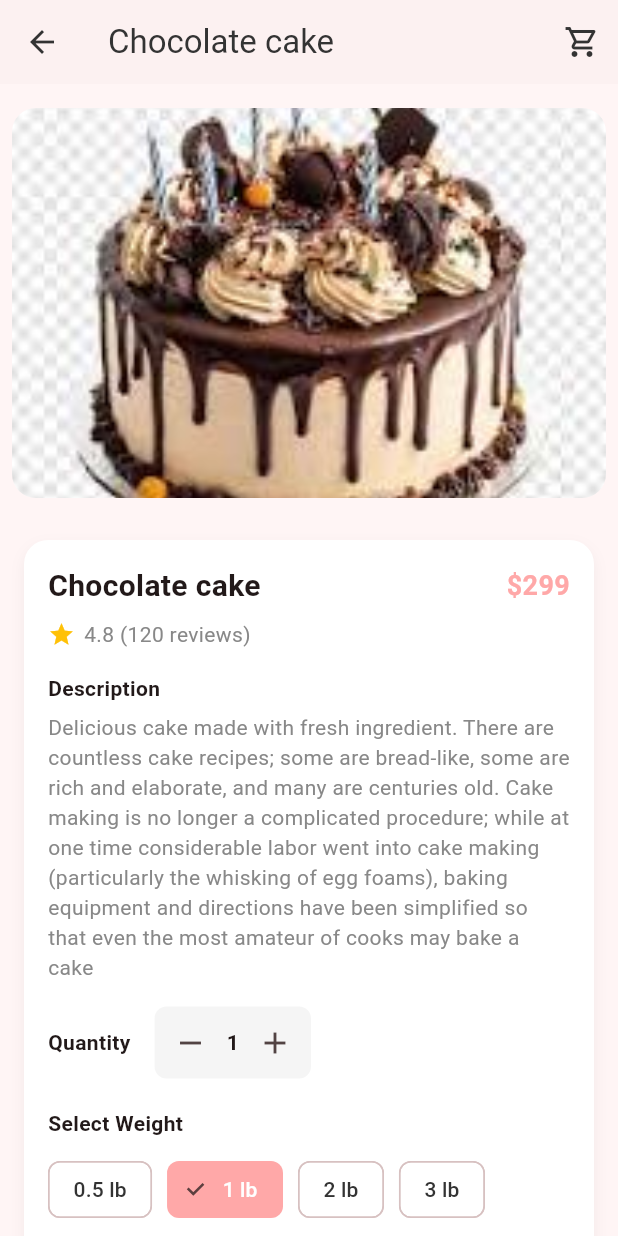
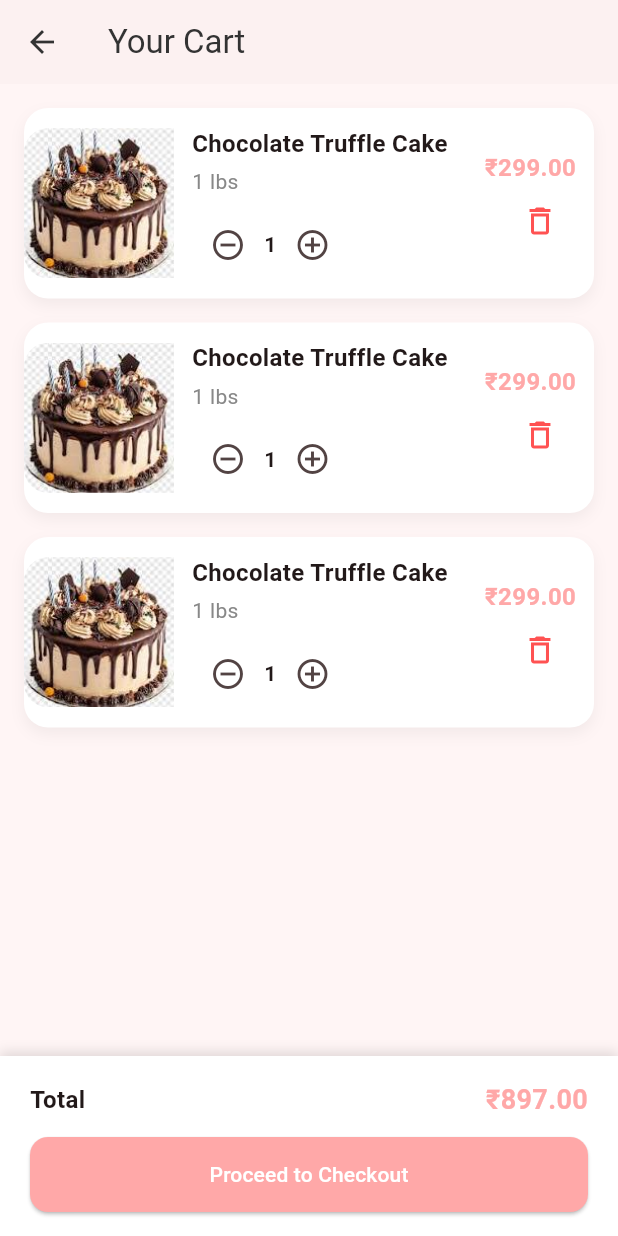
Before and after one commit to ItsAmaan09/cake-house, a Flutter app: the CakeDetailScreen screen opened directly with sample values from the repository, after a tap on the "shopping cart" icon, on a phone screen of 412 x 824 dp. Run offline on Flutter 3.47's test engine with Material 3 defaults, Android fonts, the light colour scheme and no system bars; Roboto replaces fonts that are missing (Poppins).

Commit message:
cart screen

```diff
--- a/lib/data/sample_cake.dart
+++ b/lib/data/sample_cake.dart
@@ -5,55 +5,55 @@ class SampleCake {
     return [
       Cake(
         name: 'Chocolate cake',
-        price: '299',
+        price: 299,
         image: 'assets/cake1.jpg',
         description:
             'Delicious cake made with fresh ingredient. There are countless cake recipes; some are bread-like, some are rich and elaborate, and many are centuries old. Cake making is no longer a complicated procedure; while at one time considerable labor went into cake making (particularly the whisking of egg foams), baking equipment and directions have been simplified so that even the most amateur of cooks may bake a cake',
       ),
       Cake(
         name: 'Vanilla Delight',
-        price: '399',
+        price: 399,
         image: 'assets/cake2.jpg',
         description:
             'Delicious cake made with fresh ingredient. Perfect for parties and celebrations.',
       ),
       Cake(
         name: 'Red Velvet',
-        price: '349',
+        price: 349,
         image: 'assets/cake3.jpg',
         description:
             'Delicious cake made with fresh ingredient. Perfect for parties and celebrations.',
       ),
       Cake(
         name: 'Strawberry Crush',
-        price: '329',
+        price: 329,
         image: 'assets/cake4.jpg',
         description:
             'Delicious cake made with fresh ingredient. Perfect for parties and celebrations.',
       ),
       Cake(
         name: 'Chocolate cake',
-        price: '299',
+        price: 299,
         image: 'assets/cake1.jpg',
         description: null,
       ),
       Cake(
         name: 'Vanilla Delight',
-        price: '399',
+        price: 399,
         image: 'assets/cake2.jpg',
         description:
             'Delicious cake made with fresh ingredient. Perfect for parties and celebrations.',
       ),
       Cake(
         name: 'Red Velvet',
-        price: '349',
+        price: 349,
         image: 'assets/cake3.jpg',
         description:
             'Delicious cake made with fresh ingredient. Perfect for parties and celebrations. ',
       ),
       Cake(
         name: 'Strawberry Crush',
-        price: '329',
+        price: 329,
         image: 'assets/cake4.jpg',
         description: null,
       ),
--- /dev/null
+++ b/lib/data/sample_cartdata.dart
@@ -0,0 +1,36 @@
+import 'package:cake_house/models/cake.dart';
+import 'package:cake_house/models/cartItem.dart';
+
+class SampleCartData {
+  static List<CartItem> all() {
+    return [
+      CartItem(
+        cake: Cake(
+          name: 'Chocolate Truffle Cake',
+          price: 299,
+          image: 'assets/cake1.jpg',
+        ),
+        quantity: 1,
+        pound: '1 lbs',
+      ),
+      CartItem(
+        cake: Cake(
+          name: 'Chocolate Truffle Cake',
+          price: 299,
+          image: 'assets/cake1.jpg',
+        ),
+        quantity: 1,
+        pound: '1 lbs',
+      ),
+      CartItem(
+        cake: Cake(
+          name: 'Chocolate Truffle Cake',
+          price: 299,
+          image: 'assets/cake1.jpg',
+        ),
+        quantity: 1,
+        pound: '1 lbs',
+      ),
+    ];
+  }
+}
--- /dev/null
+++ b/lib/features/cart/cart_screen.dart
@@ -0,0 +1,238 @@
+import 'package:cake_house/core/theme/app_colors.dart';
+import 'package:cake_house/data/sample_cartdata.dart';
+import 'package:cake_house/models/cartItem.dart';
+import 'package:flutter/material.dart';
+
+class CartScreen extends StatefulWidget {
+  const CartScreen({super.key});
+
+  @override
+  State<CartScreen> createState() => _CartScreenState();
+}
+
+class _CartScreenState extends State<CartScreen> {
+  List<CartItem> cartItems = SampleCartData.all();
+
+  double get totalPrice {
+    double total = 0;
+    for (var item in cartItems) {
+      total += (item.cake.price ?? 0) * (item.quantity ?? 1);
+    }
+    return total;
+  }
+
+  @override
+  Widget build(BuildContext context) {
+    return Scaffold(
+      backgroundColor: AppColors.background,
+      appBar: AppBar(
+        title: Text("Your Cart", style: TextStyle(color: AppColors.textDark)),
+        backgroundColor: Colors.transparent,
+        elevation: 0.5,
+        iconTheme: IconThemeData(color: AppColors.textDark),
+      ),
+      body: cartItems.isEmpty
+          ? Center(
+              child: Text(
+                "Your cart is empty",
+                style: TextStyle(color: AppColors.textLight, fontSize: 16),
+              ),
+            )
+          : Column(
+              children: [
+                Expanded(
+                  child: ListView.builder(
+                    padding: const EdgeInsets.all(16),
+                    itemCount: cartItems.length,
+                    itemBuilder: (context, index) {
+                      final item = cartItems[index];
+                      final cake = item.cake;
+                      final qty = item.quantity;
+                      final pound = item.pound;
+
+                      return Container(
+                        margin: const EdgeInsets.only(bottom: 16),
+                        decoration: BoxDecoration(
+                          color: Colors.white,
+                          borderRadius: BorderRadius.circular(16),
+                          boxShadow: [
+                            BoxShadow(
+                              color: Colors.black.withOpacity(0.05),
+                              blurRadius: 8,
+                              offset: const Offset(0, 4),
+                            ),
+                          ],
+                        ),
+                        child: Row(
+                          crossAxisAlignment: CrossAxisAlignment.center,
+                          children: [
+                            // Cake Image
+                            ClipRRect(
+                              borderRadius: const BorderRadius.only(
+                                topLeft: Radius.circular(16),
+                                bottomLeft: Radius.circular(16),
+                              ),
+                              child: Image.asset(
+                                cake.image,
+                                width: 100,
+                                height: 100,
+                                fit: BoxFit.cover,
+                              ),
+                            ),
+
+                            // Cake Info
+                            Expanded(
+                              child: Padding(
+                                padding: const EdgeInsets.all(12),
+                                child: Column(
+                                  crossAxisAlignment: CrossAxisAlignment.start,
+                                  children: [
+                                    Text(
+                                      cake.name,
+                                      style: const TextStyle(
+                                        fontWeight: FontWeight.w600,
+                                        fontSize: 16,
+                                      ),
+                                    ),
+                                    const SizedBox(height: 4),
+                                    Text(
+                                      pound,
+                                      style: const TextStyle(
+                                        color: AppColors.textLight,
+                                      ),
+                                    ),
+                                    const SizedBox(height: 8),
+                                    Row(
+                                      children: [
+                                        // Quantity buttons
+                                        IconButton(
+                                          onPressed: () {
+                                            setState(() {
+                                              if (item.quantity > 1) {
+                                                item.quantity--;
+                                              }
+                                            });
+                                          },
+                                          icon: const Icon(
+                                            Icons.remove_circle_outline,
+                                          ),
+                                        ),
+                                        Text(
+                                          qty.toString(),
+                                          style: const TextStyle(
+                                            fontWeight: FontWeight.bold,
+                                          ),
+                                        ),
+                                        IconButton(
+                                          onPressed: () {
+                                            setState(() {
+                                              item.quantity++;
+                                            });
+                                          },
+                                          icon: const Icon(
+                                            Icons.add_circle_outline,
+                                          ),
+                                        ),
+                                      ],
+                                    ),
+                                  ],
+                                ),
+                              ),
+                            ),
+
+                            // Price + remove button
+                            Padding(
+                              padding: const EdgeInsets.only(right: 12),
+                              child: Column(
+                                crossAxisAlignment: CrossAxisAlignment.end,
+                                children: [
+                                  Text(
+                                    "\₹${(cake.price * qty).toStringAsFixed(2)}",
+                                    style: const TextStyle(
+                                      fontSize: 16,
+                                      fontWeight: FontWeight.bold,
+                                      color: AppColors.primary,
+                                    ),
+                                  ),
+                                  IconButton(
+                                    onPressed: () {
+                                      setState(() {
+                                        cartItems.removeAt(index);
+                                      });
+                                    },
+                                    icon: const Icon(
+                                      Icons.delete_outline,
+                                      color: Colors.redAccent,
+                                    ),
+                                  ),
+                                ],
+                              ),
+                            ),
+                          ],
+                        ),
+                      );
+                    },
+                  ),
+                ),
+
+                // Bottom total + button
+                Container(
+                  padding: const EdgeInsets.symmetric(
+                    horizontal: 20,
+                    vertical: 16,
+                  ),
+                  decoration: const BoxDecoration(
+                    color: Colors.white,
+                    boxShadow: [
+                      BoxShadow(
+                        color: Colors.black12,
+                        blurRadius: 6,
+                        offset: Offset(0, -3),
+                      ),
+                    ],
+                  ),
+                  child: Column(
+                    children: [
+                      Row(
+                        mainAxisAlignment: MainAxisAlignment.spaceBetween,
+                        children: [
+                          const Text(
+                            "Total",
+                            style: TextStyle(
+                              fontSize: 16,
+                              fontWeight: FontWeight.w600,
+                            ),
+                          ),
+                          Text(
+                            "\₹${totalPrice.toStringAsFixed(2)}",
+                            style: const TextStyle(
+                              fontSize: 18,
+                              fontWeight: FontWeight.bold,
+                              color: AppColors.primary,
+                            ),
+                          ),
+                        ],
+                      ),
+                      const SizedBox(height: 12),
+                      ElevatedButton(
+                        onPressed: () {
+                          // TODO: go to checkout screen
+                        },
+                        style: ElevatedButton.styleFrom(
+                          backgroundColor: AppColors.primary,
+                          foregroundColor: Colors.white,
+                          minimumSize: const Size(double.infinity, 50),
+                          shape: RoundedRectangleBorder(
+                            borderRadius: BorderRadius.circular(12),
+                          ),
+                        ),
+                        child: const Text("Proceed to Checkout"),
+                      ),
+                    ],
+                  ),
+                ),
+              ],
+            ),
+    );
+  }
+}
--- a/lib/features/home/cake_detail_screen.dart
+++ b/lib/features/home/cake_detail_screen.dart
@@ -1,5 +1,6 @@
 import 'package:cake_house/core/theme/app_colors.dart';
 import 'package:cake_house/models/cake.dart';
+import 'package:cake_house/routes/app_routes.dart';
 import 'package:flutter/material.dart';
 
 class CakeDetailScreen extends StatefulWidget {
@@ -30,7 +31,9 @@ class _CakeDetailScreenState extends State<CakeDetailScreen> {
         ),
         actions: [
           IconButton(
-            onPressed: () {},
+            onPressed: () {
+              Navigator.pushNamed(context, AppRoutes.cartScreen);
+            },
             icon: Icon(Icons.shopping_cart_outlined, color: AppColors.textDark),
           ),
         ],
@@ -83,7 +86,7 @@ class _CakeDetailScreenState extends State<CakeDetailScreen> {
                       ),
                       SizedBox(width: 8),
                       Text(
-                        "\$${widget.cake.price}",
+                        "\₹${widget.cake.price.toInt()}",
                         style: TextStyle(
                           fontSize: 18,
                           color: AppColors.primary,
--- a/lib/features/home/home_screen.dart
+++ b/lib/features/home/home_screen.dart
@@ -38,7 +38,9 @@ class _HomeScreenState extends State<HomeScreen> {
         ),
         actions: [
           IconButton(
-            onPressed: () {},
+            onPressed: () {
+              Navigator.pushNamed(context, AppRoutes.cartScreen);
+            },
             icon: const Icon(
               Icons.shopping_cart_outlined,
               color: AppColors.textDark,
--- a/lib/features/home/widgets/cake_card.dart
+++ b/lib/features/home/widgets/cake_card.dart
@@ -63,7 +63,7 @@ class CakeCard extends StatelessWidget {
                     mainAxisAlignment: MainAxisAlignment.spaceBetween,
                     children: [
                       Text(
-                        "\₹${cake.price}",
+                        "\₹${cake.price.toInt()}",
                         style: const TextStyle(
                           color: AppColors.primary,
                           fontWeight: FontWeight.w600,
--- a/lib/models/cake.dart
+++ b/lib/models/cake.dart
@@ -1,7 +1,7 @@
 class Cake {
   final String name;
   final String? description;
-  final String price;
+  final double price;
   final String image;
 
   const Cake({
--- /dev/null
+++ b/lib/models/cartItem.dart
@@ -0,0 +1,9 @@
+import 'cake.dart';
+
+class CartItem {
+  final Cake cake;
+  int quantity;
+  final String pound;
+
+  CartItem({required this.cake, this.quantity = 1, required this.pound});
+}
--- a/lib/routes/app_routes.dart
+++ b/lib/routes/app_routes.dart
@@ -1,4 +1,5 @@
 import 'package:cake_house/features/auth/signup_screen.dart';
+import 'package:cake_house/features/cart/cart_screen.dart';
 import 'package:cake_house/features/splash/splash_screen.dart';
 import 'package:cake_house/models/cake.dart';
 import 'package:flutter/material.dart';
@@ -13,6 +14,7 @@ class AppRoutes {
   static const signup = '/signup';
   static const home = '/home';
   static const cakeDetail = '/cake_detail';
+  static const cartScreen = '/cart-screen';
 
   static Route<dynamic> generateRoute(RouteSettings settings) {
     switch (settings.name) {
@@ -27,6 +29,8 @@ class AppRoutes {
       case cakeDetail:
         final cake = settings.arguments as Cake;
         return MaterialPageRoute(builder: (_) => CakeDetailScreen(cake: cake));
+      case cartScreen:
+        return MaterialPageRoute(builder: (_)=> const CartScreen());
       default:
         return MaterialPageRoute(
           builder: (_) => Scaffold(body: Center(child: Text("No route found"))),
```
